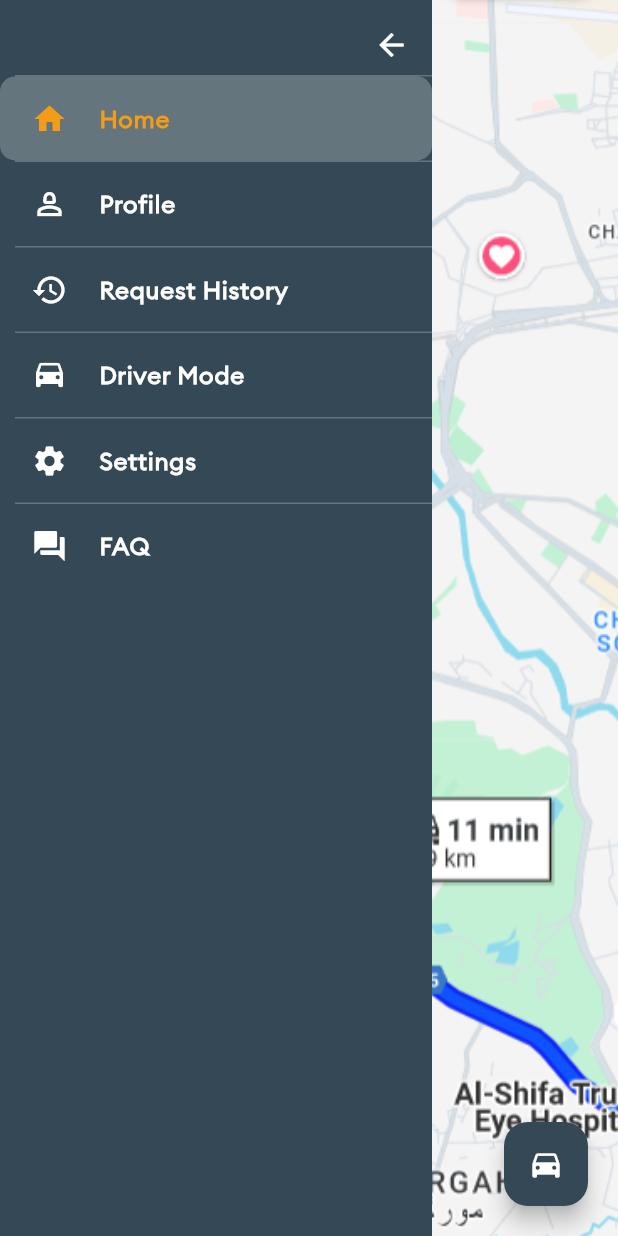
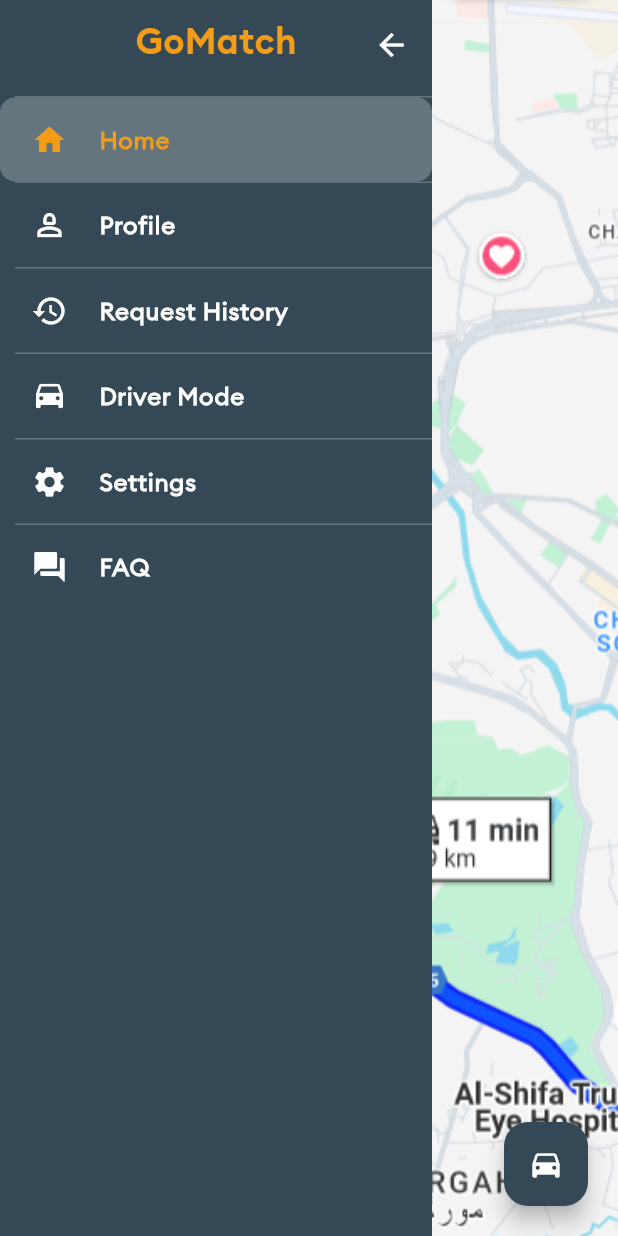
Before and after one commit to Mary-yumm/gomatch, a Flutter app: the screen it shows after launch, after a tap on the "menu" icon, on a phone screen of 412 x 824 dp. Run offline on Flutter 3.47's test engine with Material 3 defaults, Android fonts, the phone set to English and light mode, and no system bars; our stand-ins replace firebase_auth, firebase_core, firebase_database, fluttertoast, rive; accounts and stored records are empty.

Commit message:
modify side bar

```diff
--- a/lib/components/side_drawer/side_menu.dart
+++ b/lib/components/side_drawer/side_menu.dart
@@ -31,7 +31,17 @@
         child: SafeArea(
           child: Column(
             children: [
-              const SizedBox(height: 50),
+              const SizedBox(height: 10),
+              // Add "GoMatch" title
+              const Text(
+                "GoMatch",
+                style: TextStyle(
+                  fontSize: 24, // Change font size as needed
+                  fontWeight: FontWeight.bold, // Make it bold
+                  color: AppColors.secondaryColor, // Change text color if needed
+                ),
+              ),
+              const SizedBox(height: 20), // Space between title and menu items
               // Display side menu items
               Expanded(
                 child: ListView.builder(
```
